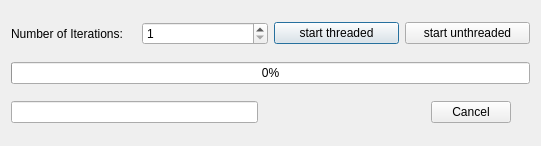
Qt form QgsWpsServerThreadDialog.ui (sourcepole/qgis-wps-client) before a commit.
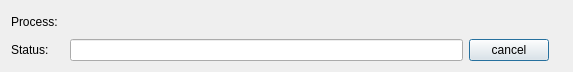
The same form after that commit.

Commit message: Grundversion mit Theads, läuft aber noch nicht

Diff of the .ui file:
```diff
--- a/QgsWpsServerThreadDialog.ui
+++ b/QgsWpsServerThreadDialog.ui
@@ -6,77 +6,52 @@
    <rect>
     <x>0</x>
     <y>0</y>
-    <width>541</width>
-    <height>146</height>
+    <width>573</width>
+    <height>72</height>
    </rect>
   </property>
   <property name="windowTitle">
    <string>Dialog</string>
   </property>
   <layout class="QGridLayout" name="gridLayout">
-   <item row="0" column="0" colspan="3">
-    <layout class="QHBoxLayout" name="horizontalLayout">
-     <item>
-      <widget class="QLabel" name="label">
-       <property name="text">
-        <string>Number of Iterations:</string>
-       </property>
-      </widget>
-     </item>
-     <item>
-      <widget class="QSpinBox" name="spinBox">
-       <property name="minimum">
-        <number>1</number>
-       </property>
-       <property name="maximum">
-        <number>1000000</number>
-       </property>
-      </widget>
-     </item>
-     <item>
-      <widget class="QPushButton" name="btnThread">
-       <property name="text">
-        <string>start threaded</string>
-       </property>
-      </widget>
-     </item>
-     <item>
-      <widget class="QPushButton" name="btnNoThread">
-       <property name="text">
-        <string>start unthreaded</string>
-       </property>
-      </widget>
-     </item>
-    </layout>
+   <item row="0" column="0">
+    <widget class="QLabel" name="label_2">
+     <property name="text">
+      <string>Process:</string>
+     </property>
+    </widget>
    </item>
-   <item row="1" column="0" colspan="3">
-    <widget class="QProgressBar" name="progressBar">
-     <property name="value">
-      <number>0</number>
+   <item row="0" column="1" colspan="3">
+    <widget class="QLabel" name="lblProcess">
+     <property name="text">
+      <string/>
      </property>
     </widget>
    </item>
-   <item row="2" column="0">
-    <layout class="QHBoxLayout" name="horizontalLayout_2">
-     <item>
-      <widget class="QLineEdit" name="lineEdit"/>
-     </item>
-     <item>
-      <widget class="QDialogButtonBox" name="buttonBox">
-       <property name="standardButtons">
-        <set>QDialogButtonBox::Cancel</set>
-       </property>
-      </widget>
-     </item>
-    </layout>
+   <item row="1" column="2">
+    <widget class="QLineEdit" name="lineEdit"/>
    </item>
-   <item row="2" column="1">
+   <item row="1" column="4">
     <widget class="QLabel" name="lblTest">
      <property name="text">
       <string/>
      </property>
     </widget>
    </item>
+   <item row="1" column="0">
+    <widget class="QLabel" name="label">
+     <property name="text">
+      <string>Status:</string>
+     </property>
+    </widget>
+   </item>
+   <item row="1" column="3">
+    <widget class="QPushButton" name="pushButton">
+     <property name="text">
+      <string>cancel</string>
+     </property>
+    </widget>
+   </item>
   </layout>
  </widget>
  <resources/>
```
Left out of the diff: 4 changed lines with no effect on the pictures.
